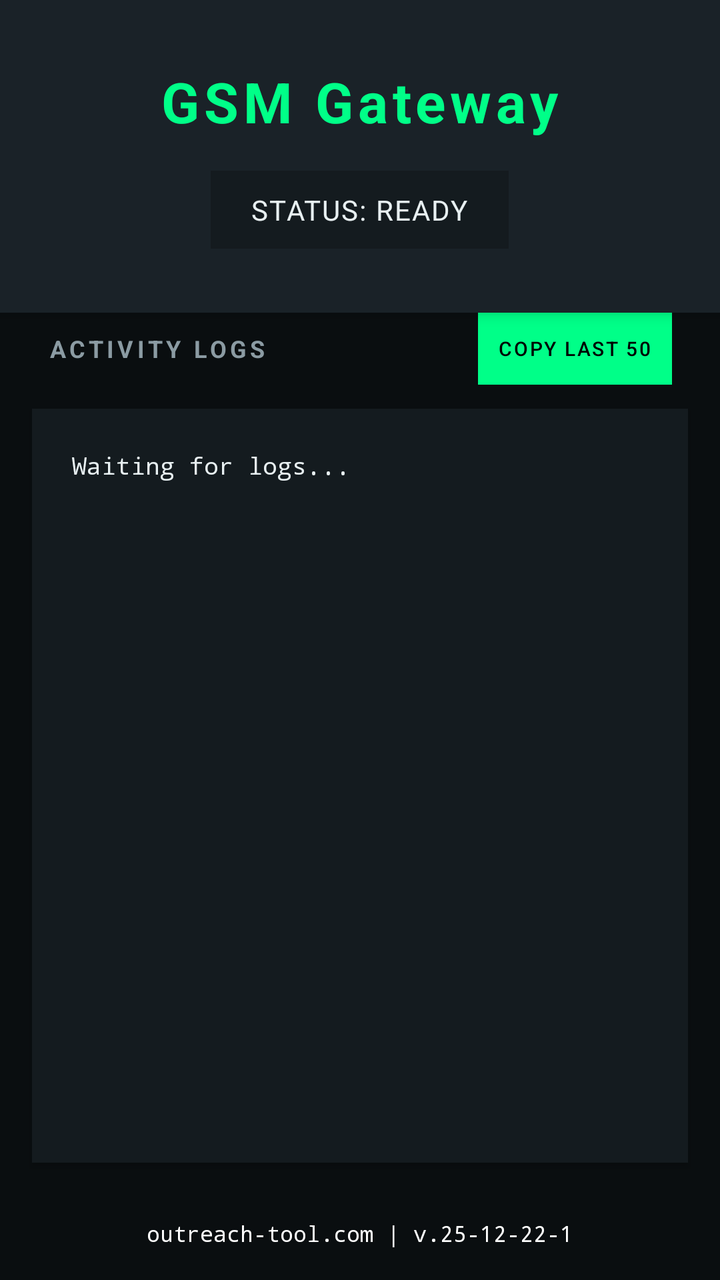
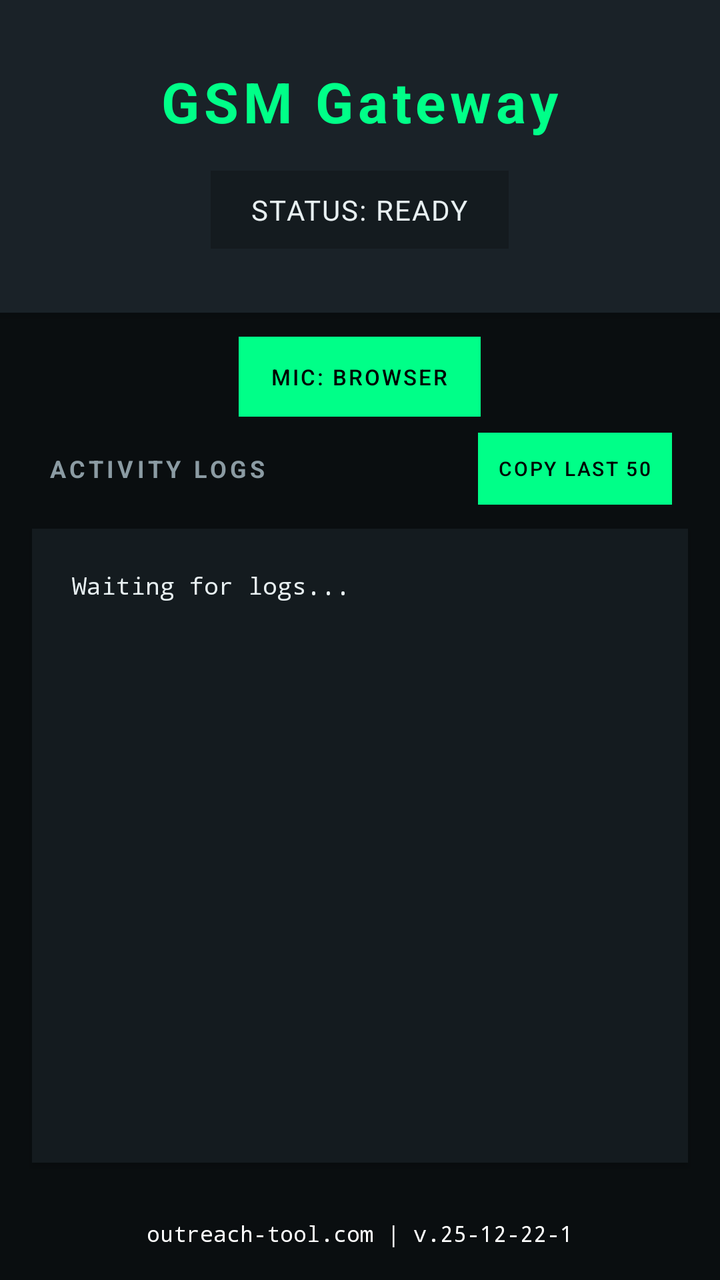

An Android layout rendered at two revisions. The XML below is the earlier revision; the diff shows what the commit changed to produce the second picture.
<!-- AndroidManifest.xml: application theme Theme.AndroidGSM -->
<!-- res/layout/activity_main.xml -->
<?xml version="1.0" encoding="utf-8"?>
<LinearLayout xmlns:android="http://schemas.android.com/apk/res/android"
              android:layout_width="match_parent"
              android:layout_height="match_parent"
              android:orientation="vertical"
              android:background="@color/bg_dark">

    <LinearLayout
            android:layout_width="match_parent"
            android:layout_height="wrap_content"
            android:orientation="vertical"
            android:background="@color/bg_elevated"
            android:padding="32dp"
            android:elevation="4dp">

        <TextView
                android:layout_width="wrap_content"
                android:layout_height="wrap_content"
                android:text="GSM Gateway"
                android:textSize="28sp"
                android:textColor="@color/brand_green"
                android:textStyle="bold"
                android:layout_gravity="center"
                android:letterSpacing="0.08" />

        <TextView
                android:id="@+id/statusTextView"
                android:layout_width="wrap_content"
                android:layout_height="wrap_content"
                android:text="Status: Ready"
                android:textSize="14sp"
                android:textColor="@color/text_primary"
                android:layout_gravity="center"
                android:layout_marginTop="16dp"
                android:padding="10dp"
                android:paddingStart="20dp"
                android:paddingEnd="20dp"
                android:background="@color/bg_card"
                android:textAllCaps="true"
                android:letterSpacing="0.05" />
    </LinearLayout>


    <LinearLayout
            android:id="@+id/sim_selection_container"
            android:layout_width="match_parent"
            android:layout_height="wrap_content"
            android:orientation="vertical"
            android:padding="24dp"
            android:background="@color/bg_card"
            android:layout_marginStart="16dp"
            android:layout_marginEnd="16dp"
            android:layout_marginBottom="16dp"
            android:elevation="2dp"
            android:visibility="gone">

        <TextView
                android:layout_width="wrap_content"
                android:layout_height="wrap_content"
                android:text="Select SIM for Calls"
                android:textSize="16sp"
                android:textColor="@color/text_primary"
                android:textStyle="bold"
                android:letterSpacing="0.05" />

        <RadioGroup
                android:id="@+id/sim_radio_group"
                android:layout_width="match_parent"
                android:layout_height="wrap_content"
                android:orientation="vertical"
                android:layout_marginTop="16dp" />
    </LinearLayout>

    <LinearLayout
            android:layout_width="match_parent"
            android:layout_height="wrap_content"
            android:orientation="horizontal"
            android:gravity="center_vertical"
            android:paddingStart="24dp"
            android:paddingEnd="24dp"
            android:layout_marginBottom="12dp">

        <TextView
                android:layout_width="0dp"
                android:layout_height="wrap_content"
                android:layout_weight="1"
                android:text="ACTIVITY LOGS"
                android:textSize="12sp"
                android:textStyle="bold"
                android:textColor="@color/text_secondary"
                android:letterSpacing="0.15" />

        <Button
                android:id="@+id/copyLogsButton"
                android:layout_width="wrap_content"
                android:layout_height="36dp"
                android:text="COPY LAST 50"
                android:textSize="10sp"
                android:textColor="@color/black"
                android:background="@color/brand_green"
                android:paddingStart="10dp"
                android:paddingEnd="10dp"
                android:stateListAnimator="@null" />
    </LinearLayout>

    <ScrollView
            android:id="@+id/scrollView"
            android:layout_width="match_parent"
            android:layout_height="0dp"
            android:layout_weight="1"
            android:background="@color/bg_card"
            android:padding="20dp"
            android:layout_marginStart="16dp"
            android:layout_marginEnd="16dp"
            android:layout_marginBottom="16dp"
            android:elevation="2dp">

        <TextView
                android:id="@+id/logTextView"
                android:layout_width="match_parent"
                android:layout_height="wrap_content"
                android:text="Waiting for logs...\n"
                android:textSize="12sp"
                android:textColor="@color/text_primary"
                android:fontFamily="monospace"
                android:lineSpacingExtra="6dp" />
    </ScrollView>

    <TextView
            android:id="@+id/versionTextView"
            android:layout_width="match_parent"
            android:layout_height="wrap_content"
            android:text="outreach-tool.com | v.25-12-22-1"
            android:textSize="11sp"
            android:textColor="#ffffff"
            android:fontFamily="monospace"
            android:gravity="center"
            android:paddingTop="12dp"
            android:paddingBottom="16dp" />

</LinearLayout>
<!-- resources referenced by this layout -->
<resources>
  <color name="bg_card">#141B1F</color>
  <color name="bg_dark">#0A0E10</color>
  <color name="bg_elevated">#1A2228</color>
  <color name="black">#FF000000</color>
  <color name="brand_green">#00FF88</color>
  <color name="text_primary">#E8F0F2</color>
  <color name="text_secondary">#8B9BA3</color>
  <style name="Theme.AndroidGSM" parent="Theme.MaterialComponents.DayNight.NoActionBar">
          <item name="colorPrimary">@color/brand_green</item>
          <item name="colorPrimaryVariant">@color/brand_green_dark</item>
          <item name="colorOnPrimary">@color/black</item>
          <item name="colorSecondary">@color/brand_green</item>
          <item name="colorSecondaryVariant">@color/brand_green_dark</item>
          <item name="colorOnSecondary">@color/black</item>
          <item name="android:statusBarColor">@color/bg_dark</item>
          <item name="android:windowLightStatusBar" tools:targetApi="m">false</item>
          <item name="android:navigationBarColor">@color/bg_dark</item>
      </style>
  <color name="brand_green_dark">#00CC6A</color>
</resources>

<!-- the commit's change to res/layout/activity_main.xml (unified diff, before → after) -->
@@ -75,6 +75,29 @@
             android:layout_width="match_parent"
             android:layout_height="wrap_content"
             android:orientation="horizontal"
+            android:gravity="center"
+            android:paddingStart="24dp"
+            android:paddingEnd="24dp"
+            android:layout_marginTop="12dp"
+            android:layout_marginBottom="8dp">
+
+        <Button
+                android:id="@+id/micSourceToggleButton"
+                android:layout_width="wrap_content"
+                android:layout_height="40dp"
+                android:text="MIC: BROWSER"
+                android:textSize="11sp"
+                android:textColor="@color/black"
+                android:background="@color/brand_green"
+                android:paddingStart="16dp"
+                android:paddingEnd="16dp"
+                android:stateListAnimator="@null" />
+    </LinearLayout>
+
+    <LinearLayout
+            android:layout_width="match_parent"
+            android:layout_height="wrap_content"
+            android:orientation="horizontal"
             android:gravity="center_vertical"
             android:paddingStart="24dp"
             android:paddingEnd="24dp"
